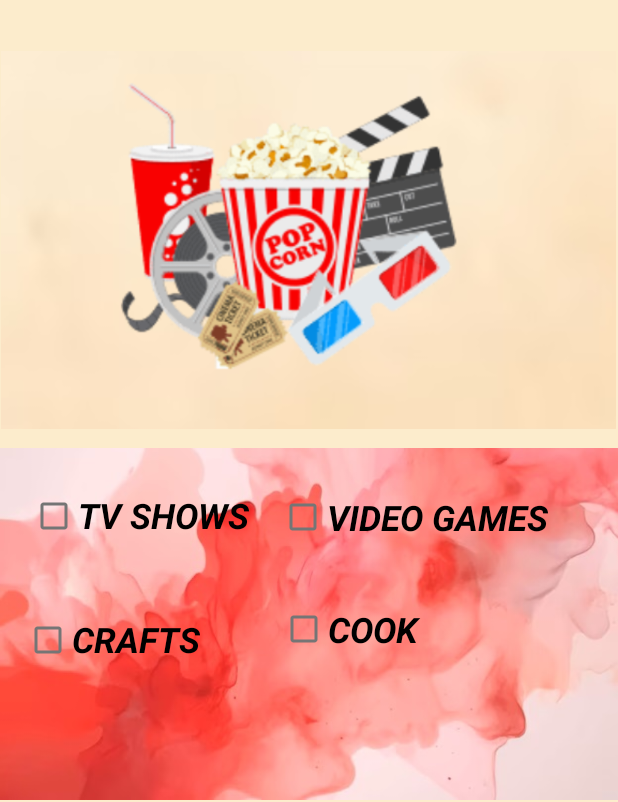
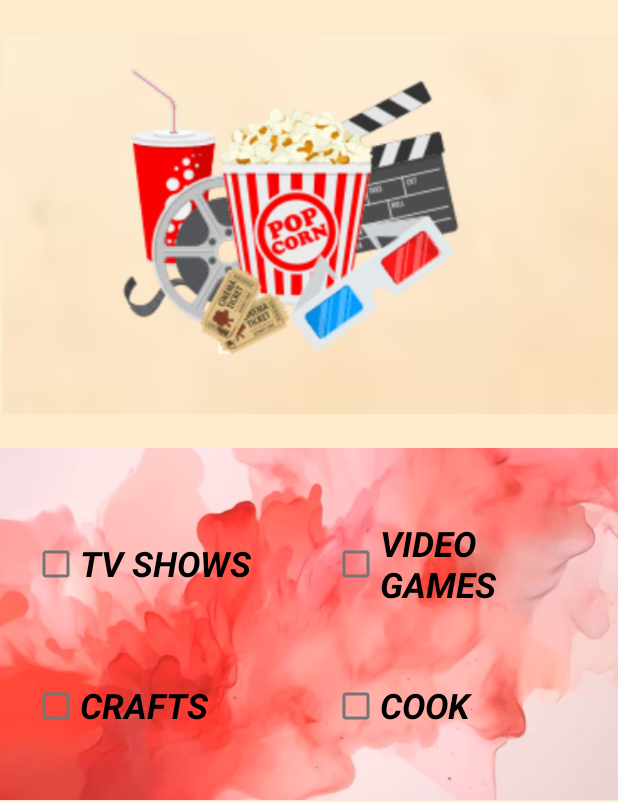
Before and after one commit to Roxxiebstar/APP_DateVenture, an Android app: the Home screen opened directly, with no data from a screen before it, on a phone screen of 412 x 824 dp, the part 434-1236 px from its top. Run offline under Robolectric (Android 15) with nearby library versions, the phone set to English and light mode, and no system bars.

Commit message:
Actualizando layouts y Constraints

```diff
--- a/DateVenture/app/src/main/java/com/example/dateventure/MainActivity.kt
+++ b/DateVenture/app/src/main/java/com/example/dateventure/MainActivity.kt
@@ -27,12 +27,6 @@
 
         setSupportActionBar(binding.appBarMain.toolbar)
 
-        binding.appBarMain.fab.setOnClickListener { view ->
-            val intent: Intent = Intent(this, LogIn:: class.java)
-            startActivity(intent)
-            //*Snackbar.make(view, "Replace with your own action", Snackbar.LENGTH_LONG)
-            //*    .setAction("Action", null).show()
-        }
         val drawerLayout: DrawerLayout = binding.drawerLayout
         val navView: NavigationView = binding.navView
         val navController = findNavController(R.id.nav_host_fragment_content_main)
--- /dev/null
+++ b/DateVenture/app/src/main/res/drawable/baseline_account_circle_24.xml
@@ -0,0 +1,5 @@
+<vector xmlns:android="http://schemas.android.com/apk/res/android" android:height="24dp" android:tint="#000000" android:viewportHeight="24" android:viewportWidth="24" android:width="24dp">
+
+    <path android:fillColor="@android:color/white" android:pathData="M12,2C6.48,2 2,6.48 2,12s4.48,10 10,10s10,-4.48 10,-10S17.52,2 12,2zM12,6c1.93,0 3.5,1.57 3.5,3.5S13.93,13 12,13s-3.5,-1.57 -3.5,-3.5S10.07,6 12,6zM12,20c-2.03,0 -4.43,-0.82 -6.14,-2.88C7.55,15.8 9.68,15 12,15s4.45,0.8 6.14,2.12C16.43,19.18 14.03,20 12,20z"/>
+
+</vector>
--- a/DateVenture/app/src/main/res/layout/activity_connect_your_date.xml
+++ b/DateVenture/app/src/main/res/layout/activity_connect_your_date.xml
@@ -90,12 +90,12 @@
         android:layout_height="72dp"
         android:layout_marginBottom="148dp"
         android:text="@string/text_put"
+        android:textAlignment="center"
         android:textColor="@color/black"
         android:textSize="30sp"
         android:textStyle="bold"
         app:layout_constraintBottom_toBottomOf="parent"
         app:layout_constraintEnd_toEndOf="parent"
-        app:layout_constraintHorizontal_bias="0.783"
         app:layout_constraintStart_toStartOf="parent"
         app:layout_constraintTop_toBottomOf="@+id/textView3"
         app:layout_constraintVertical_bias="0.946" />
--- a/DateVenture/app/src/main/res/layout/activity_home.xml
+++ b/DateVenture/app/src/main/res/layout/activity_home.xml
@@ -46,18 +46,18 @@
         app:layout_constraintVertical_bias="0.022"
         app:srcCompat="@mipmap/logo_launcher_foreground" />
 
+
     <ImageView
         android:id="@+id/image_entertainment"
         android:layout_width="410dp"
         android:layout_height="448dp"
         app:layout_constraintBottom_toBottomOf="@+id/acuarela2abajo"
         app:layout_constraintEnd_toEndOf="parent"
-        app:layout_constraintHorizontal_bias="0.495"
+        app:layout_constraintHorizontal_bias="1.0"
         app:layout_constraintStart_toStartOf="parent"
         app:layout_constraintTop_toTopOf="parent"
-        app:layout_constraintVertical_bias="0.529"
+        app:layout_constraintVertical_bias="0.498"
         app:srcCompat="@drawable/entertainment_home" />
-
 
     <TextView
         android:id="@+id/homePreference"
@@ -76,54 +76,56 @@
 
     <CheckBox
         android:id="@+id/tvShows"
-        android:layout_width="159dp"
-        android:layout_height="69dp"
-        android:layout_marginBottom="156dp"
+        android:layout_width="170dp"
+        android:layout_height="60dp"
+        android:layout_marginEnd="200dp"
+        android:layout_marginBottom="80dp"
         android:text="@string/show"
         android:textSize="23sp"
         android:textStyle="bold|italic"
         app:layout_constraintBottom_toBottomOf="parent"
         app:layout_constraintEnd_toEndOf="parent"
-        app:layout_constraintHorizontal_bias="0.078"
-        app:layout_constraintStart_toStartOf="parent" />
+        app:layout_constraintStart_toStartOf="parent"
+        app:layout_constraintTop_toTopOf="@+id/acuarela2abajo" />
 
     <CheckBox
         android:id="@+id/crafts"
-        android:layout_width="147dp"
-        android:layout_height="0dp"
-        android:layout_marginBottom="84dp"
+        android:layout_width="170dp"
+        android:layout_height="60dp"
+        android:layout_marginEnd="200dp"
         android:text="@string/craft"
         android:textSize="23sp"
         android:textStyle="bold|italic"
         app:layout_constraintBottom_toBottomOf="parent"
         app:layout_constraintEnd_toEndOf="parent"
-        app:layout_constraintHorizontal_bias="0.06"
-        app:layout_constraintStart_toStartOf="parent" />
+        app:layout_constraintStart_toStartOf="parent"
+        app:layout_constraintTop_toBottomOf="@+id/tvShows" />
 
     <CheckBox
         android:id="@+id/cook"
-        android:layout_width="208dp"
-        android:layout_height="62dp"
-        android:layout_marginBottom="84dp"
+        android:layout_width="170dp"
+        android:layout_height="60dp"
+        android:layout_marginStart="200dp"
         android:text="@string/cook"
         android:textSize="23sp"
         android:textStyle="bold|italic"
         app:layout_constraintBottom_toBottomOf="parent"
         app:layout_constraintEnd_toEndOf="parent"
-        app:layout_constraintHorizontal_bias="0.916"
-        app:layout_constraintStart_toStartOf="parent" />
+        app:layout_constraintStart_toStartOf="parent"
+        app:layout_constraintTop_toBottomOf="@+id/videoGames" />
 
     <CheckBox
         android:id="@+id/videoGames"
-        android:layout_width="226dp"
-        android:layout_height="51dp"
-        android:layout_marginBottom="164dp"
+        android:layout_width="170dp"
+        android:layout_height="60dp"
+        android:layout_marginStart="200dp"
+        android:layout_marginBottom="80dp"
         android:text="@string/Games"
         android:textSize="23sp"
         android:textStyle="bold|italic"
         app:layout_constraintBottom_toBottomOf="parent"
         app:layout_constraintEnd_toEndOf="parent"
-        app:layout_constraintHorizontal_bias="1.0"
-        app:layout_constraintStart_toStartOf="parent" />
+        app:layout_constraintStart_toStartOf="parent"
+        app:layout_constraintTop_toTopOf="@+id/acuarela2abajo" />
 
 </androidx.constraintlayout.widget.ConstraintLayout>
--- a/DateVenture/app/src/main/res/menu/activity_main_drawer.xml
+++ b/DateVenture/app/src/main/res/menu/activity_main_drawer.xml
@@ -10,8 +10,8 @@
             android:title="@string/menu_home" />
         <item
             android:id="@+id/nav_gallery"
-            android:icon="@drawable/ic_menu_gallery"
-            android:title="@string/menu_gallery" />
+            android:icon="@drawable/conectarpareja"
+            android:title="@string/btn_bond_with_your_partner" />
         <item
             android:id="@+id/nav_slideshow"
             android:icon="@drawable/ic_menu_slideshow"
```
Also changed, not shown: DateVenture/app/src/main/res/layout/activity_cuestionario.xml (+6 -22 lines), DateVenture/app/src/main/res/layout/activity_green_places.xml (+27 -39 lines), DateVenture/app/src/main/res/layout/activity_restaurante.xml (+27 -39 lines), DateVenture/app/src/main/res/layout/activity_travel.xml (+25 -37 lines), DateVenture/app/src/main/res/layout/app_bar_main.xml (+0 -9 lines), DateVenture/app/src/main/res/layout/fragment_home.xml (+0 -10 lines), DateVenture/app/src/main/res/layout/nav_header_main.xml (+5 -3 lines), DateVenture/app/src/main/res/values/strings.xml (+5 -5 lines).
